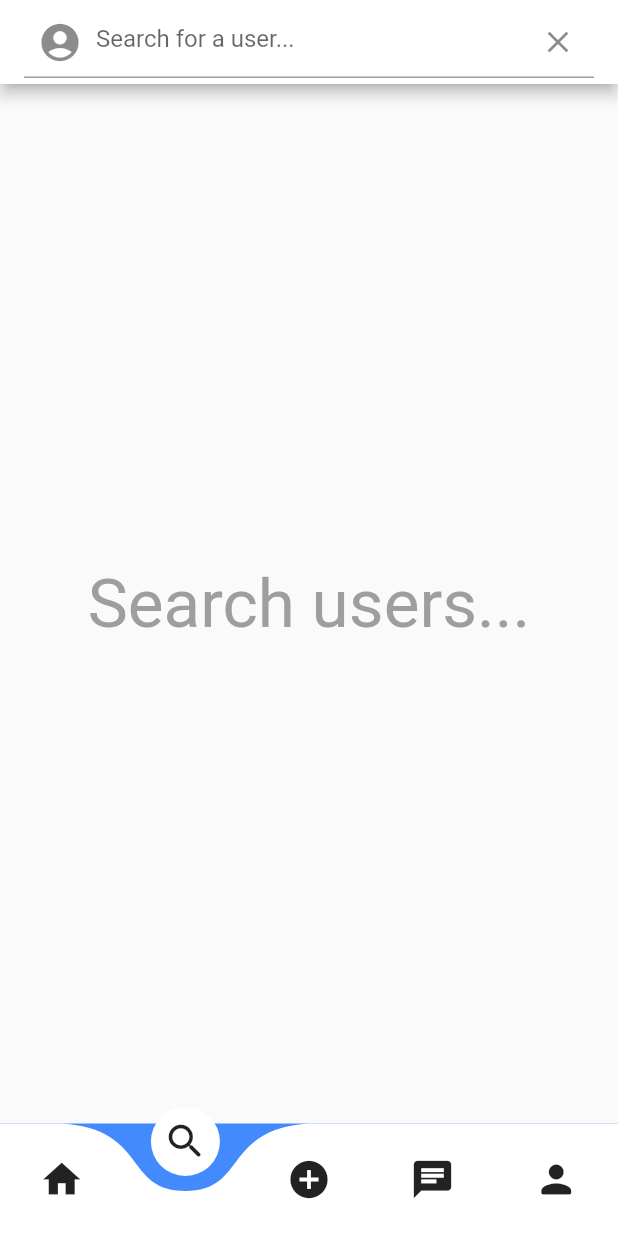
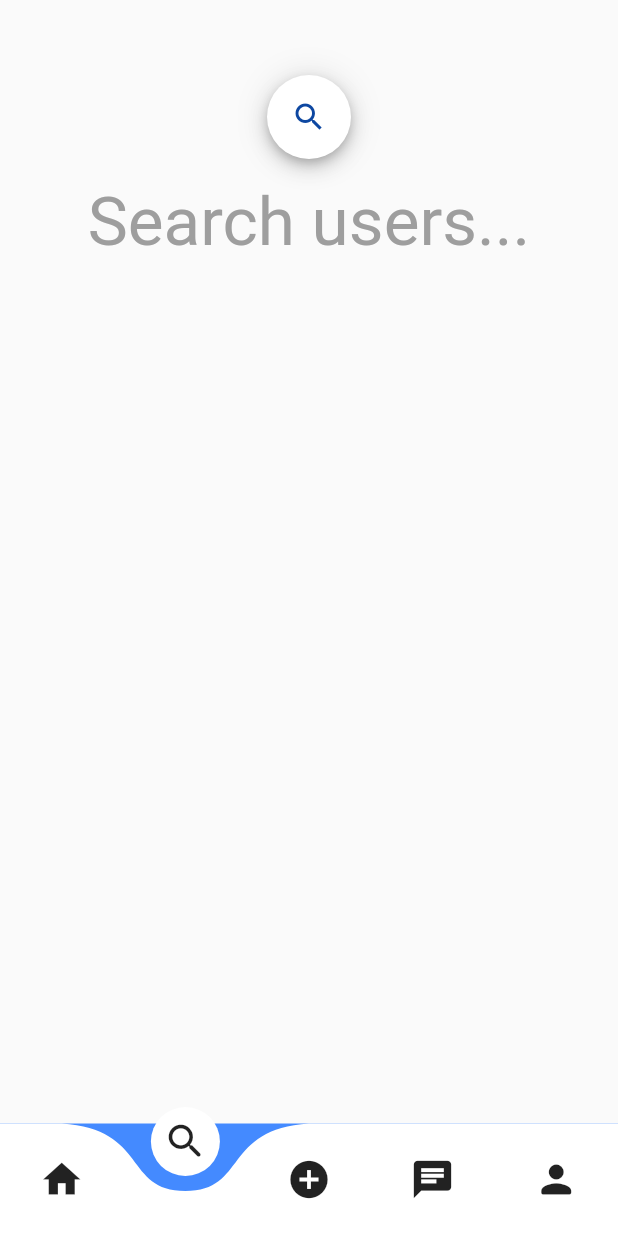
Before and after one commit to MatanB27/Storify, a Flutter app: the screen it shows once a user with an empty profile is signed in, swiped to page 2, on a phone screen of 412 x 824 dp. Run offline on Flutter 3.47's test engine with Material 2 defaults, Android fonts, the phone set to English and light mode, and no system bars; drawn by our look-alikes of curved_navigation_bar; our stand-ins replace animated_text_kit, cached_network_image, cloud_firestore, firebase_auth, firebase_core, firebase_storage and 8 more; missing offline and left inert: animated_button, flutter_facebook_login, lipsum; accounts and stored records are empty; network calls fail.

Commit message:
fix search

```diff
--- a/lib/pages/private_message.dart
+++ b/lib/pages/private_message.dart
@@ -149,7 +149,6 @@ class _PrivateMessageState extends State<PrivateMessage> {
         'photos': [thisUserPhotoUrl, otherUserPhotoUrl],
         'recentMessage': messageTXT,
         'timeStamp': DateTime.now(),
-        'messages': FieldValue.arrayUnion([doc.id]),
       }, SetOptions(merge: true));
     }
   }
--- a/lib/pages/search.dart
+++ b/lib/pages/search.dart
@@ -1,4 +1,5 @@
 import 'package:cloud_firestore/cloud_firestore.dart';
+import 'package:flutter/cupertino.dart';
 import 'package:flutter/material.dart';
 import 'package:storify/pages/home.dart';
 import 'package:storify/user.dart';
@@ -19,6 +20,7 @@ class _SearchState extends State<Search>
   TextEditingController searchController = TextEditingController();
   //query variable
   Future<QuerySnapshot> searchResults;
+  bool _folded = true;
 
   //handeling the query with the firebase
   handleSearch(String query) {
@@ -36,23 +38,63 @@ class _SearchState extends State<Search>
   }
 
   //building the search bar at the app bar position
-  AppBar searchBar() {
-    return AppBar(
-      backgroundColor: Colors.white,
-      title: TextFormField(
-        controller: searchController,
-        decoration: InputDecoration(
-          hintText: "Search for a user...",
-          prefixIcon: Icon(
-            Icons.account_circle,
-            size: 30.0,
-          ),
-          suffixIcon: IconButton(
-            icon: Icon(Icons.clear),
-            onPressed: clearSearch,
-          ),
+  Widget searchBar() {
+    return Center(
+      child: AnimatedContainer(
+        duration: Duration(microseconds: 400),
+        width: _folded ? 56 : 200,
+        height: 56,
+        decoration: BoxDecoration(
+          borderRadius: BorderRadius.circular(32),
+          color: Colors.white,
+          boxShadow: kElevationToShadow[6],
         ),
-        onFieldSubmitted: handleSearch,
+        child: Row(
+          children: [
+            Expanded(
+              child: Container(
+                  padding: EdgeInsets.only(left: 16),
+                  child: !_folded
+                      ? TextFormField(
+                          decoration: InputDecoration(
+                            hintText: 'search',
+                            hintStyle: TextStyle(
+                              color: Colors.blue[300],
+                            ),
+                            border: InputBorder.none,
+                          ),
+                          onFieldSubmitted: handleSearch,
+                        )
+                      : null),
+            ),
+            AnimatedContainer(
+              duration: Duration(milliseconds: 400),
+              child: Material(
+                type: MaterialType.transparency,
+                child: InkWell(
+                  borderRadius: BorderRadius.only(
+                    topLeft: Radius.circular(_folded ? 32 : 0),
+                    topRight: Radius.circular(32),
+                    bottomLeft: Radius.circular(_folded ? 32 : 0),
+                    bottomRight: Radius.circular(32),
+                  ),
+                  child: Padding(
+                    padding: const EdgeInsets.all(16.0),
+                    child: Icon(
+                      _folded ? Icons.search : Icons.close,
+                      color: Colors.blue[900],
+                    ),
+                  ),
+                  onTap: () {
+                    setState(() {
+                      _folded = !_folded;
+                    });
+                  },
+                ),
+              ),
+            ),
+          ],
+        ),
       ),
     );
   }
@@ -76,8 +118,10 @@ class _SearchState extends State<Search>
           searchResults.add(searchResult);
         });
 
-        return ListView(
-          children: searchResults,
+        return Expanded(
+          child: ListView(
+            children: searchResults,
+          ),
         );
       },
     );
@@ -111,8 +155,18 @@ class _SearchState extends State<Search>
   Widget build(BuildContext context) {
     super.build(context);
     return Scaffold(
-      appBar: searchBar(),
-      body: searchResults == null ? noContent() : buildSearchResults(),
+      body: Column(
+        children: [
+          SizedBox(
+            height: 50,
+          ),
+          searchBar(),
+          SizedBox(
+            height: 15.0,
+          ),
+          searchResults == null ? noContent() : buildSearchResults(),
+        ],
+      ),
     );
   }
 }
--- a/pubspec.yaml
+++ b/pubspec.yaml
@@ -24,7 +24,7 @@ dependencies:
   image_picker: ^0.6.0+2 #uploading pictures from gallery or camera
   ionicons: ^0.1.2
   cached_network_image: ^2.0.0
-  lipsum: ^1.0.1
+  lipsum: ^1.0.1 # maybe delete
   flutter_custom_clippers: ^1.1.2
   line_icons: ^2.0.1
   slider_button: ^0.6.0
@@ -32,7 +32,7 @@ dependencies:
   flutter_tts: ^3.0.0
   animated_text_kit: ^4.2.0
   curved_navigation_bar: ^0.3.7 #latest version
-  uuid: ^2.0.0 #creating id
+  uuid: ^2.0.0 #maybe delete
 
 
 dev_dependencies:
```
